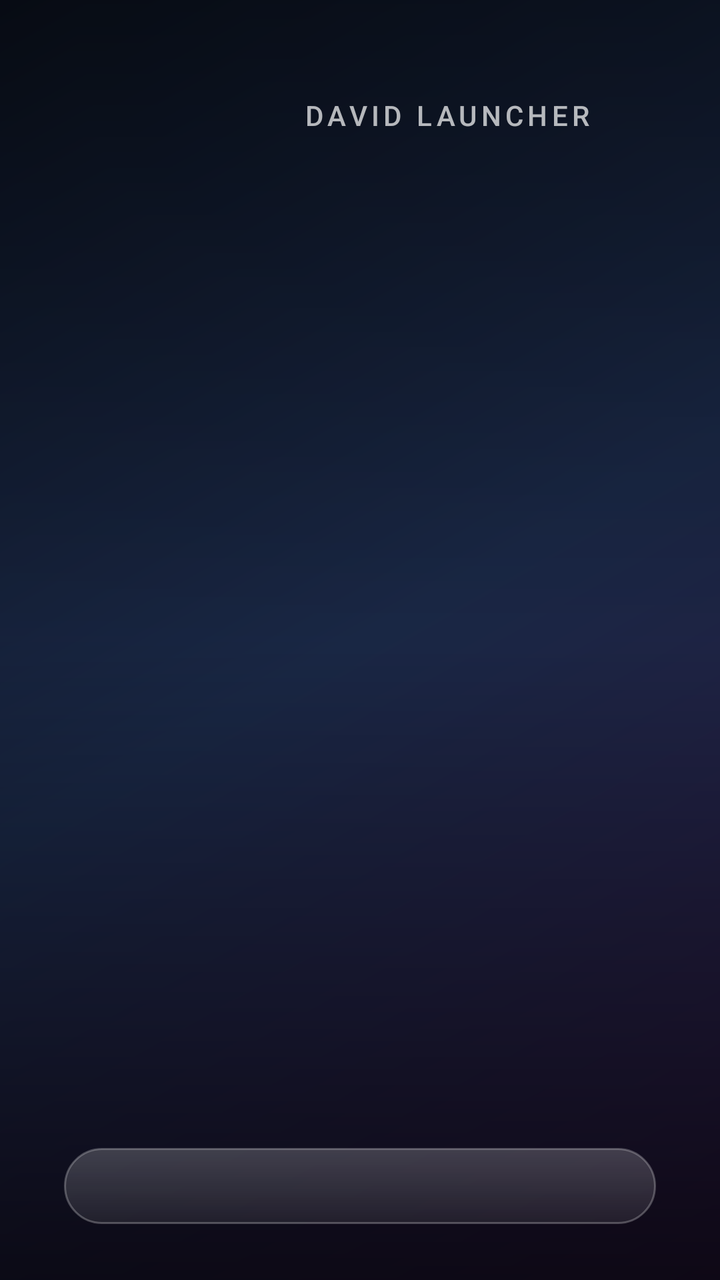
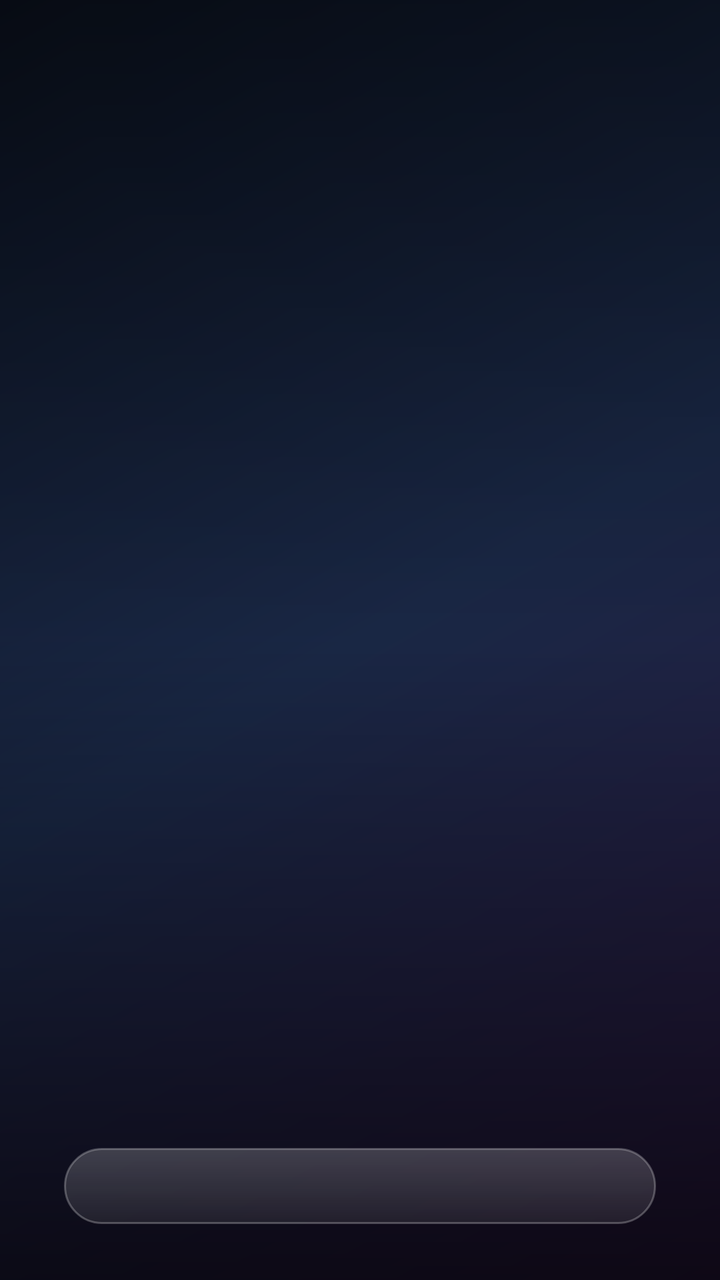

An Android layout rendered at two revisions. The XML below is the earlier revision; the diff shows what the commit changed to produce the second picture.
<!-- AndroidManifest.xml: application theme Theme.DavidLauncher -->
<!-- res/layout/activity_main.xml -->
<?xml version="1.0" encoding="utf-8"?>
<FrameLayout xmlns:android="http://schemas.android.com/apk/res/android"
    android:layout_width="match_parent"
    android:layout_height="match_parent"
    android:background="@drawable/bg_fallback">

    
    <ImageView
        android:id="@+id/wallFront"
        android:layout_width="match_parent"
        android:layout_height="match_parent"
        android:importantForAccessibility="no"
        android:scaleType="centerCrop" />

    <ImageView
        android:id="@+id/wallBack"
        android:layout_width="match_parent"
        android:layout_height="match_parent"
        android:alpha="0"
        android:importantForAccessibility="no"
        android:scaleType="centerCrop" />

    
    <TextureView
        android:id="@+id/wallVideo"
        android:layout_width="match_parent"
        android:layout_height="match_parent"
        android:alpha="0"
        android:importantForAccessibility="no" />

    
    <View
        android:layout_width="match_parent"
        android:layout_height="match_parent"
        android:background="@drawable/scrim" />

    <LinearLayout
        android:layout_width="wrap_content"
        android:layout_height="wrap_content"
        android:layout_marginStart="64dp"
        android:layout_marginTop="40dp"
        android:orientation="vertical">

        <TextView
            android:id="@+id/clock"
            android:layout_width="wrap_content"
            android:layout_height="wrap_content"
            android:fontFamily="sans-serif-light"
            android:shadowColor="#99000000"
            android:shadowDy="2"
            android:shadowRadius="10"
            android:textColor="#FFFFFF"
            android:textSize="56sp" />

        <TextView
            android:id="@+id/date"
            android:layout_width="wrap_content"
            android:layout_height="wrap_content"
            android:fontFamily="sans-serif"
            android:shadowColor="#99000000"
            android:shadowDy="1"
            android:shadowRadius="8"
            android:textColor="#D9FFFFFF"
            android:textSize="18sp" />
    </LinearLayout>

    <TextView
        android:layout_width="wrap_content"
        android:layout_height="wrap_content"
        android:layout_gravity="top|end"
        android:layout_marginTop="48dp"
        android:layout_marginEnd="64dp"
        android:fontFamily="sans-serif-medium"
        android:letterSpacing="0.15"
        android:text="@string/brand"
        android:textColor="#B3FFFFFF"
        android:textSize="14sp" />

    <HorizontalScrollView
        android:layout_width="match_parent"
        android:layout_height="wrap_content"
        android:layout_gravity="bottom"
        android:layout_marginStart="32dp"
        android:layout_marginEnd="32dp"
        android:layout_marginBottom="28dp"
        android:background="@drawable/bg_glass"
        android:clipToPadding="false"
        android:fadingEdgeLength="48dp"
        android:requiresFadingEdge="horizontal"
        android:overScrollMode="never"
        android:scrollbars="none">

        <LinearLayout
            android:id="@+id/dock"
            android:layout_width="wrap_content"
            android:layout_height="wrap_content"
            android:clipChildren="false"
            android:clipToPadding="false"
            android:orientation="horizontal"
            android:paddingStart="32dp"
            android:paddingTop="22dp"
            android:paddingEnd="32dp"
            android:paddingBottom="16dp" />
    </HorizontalScrollView>

    
    <LinearLayout
        android:id="@+id/greeting"
        android:layout_width="match_parent"
        android:layout_height="match_parent"
        android:alpha="0"
        android:background="#99000000"
        android:gravity="center"
        android:orientation="vertical"
        android:visibility="gone">

        <TextView
            android:id="@+id/greetingSmall"
            android:layout_width="wrap_content"
            android:layout_height="wrap_content"
            android:fontFamily="sans-serif-medium"
            android:letterSpacing="0.2"
            android:textAllCaps="true"
            android:textColor="#CCFFFFFF"
            android:textSize="20sp" />

        <TextView
            android:layout_width="wrap_content"
            android:layout_height="wrap_content"
            android:layout_marginTop="12dp"
            android:fontFamily="sans-serif-light"
            android:gravity="center"
            android:shadowColor="#99000000"
            android:shadowDy="3"
            android:shadowRadius="16"
            android:text="@string/welcome"
            android:textColor="#FFFFFF"
            android:textSize="60sp" />
    </LinearLayout>
</FrameLayout>
<!-- resources referenced by this layout -->
<resources>
  <!-- drawable bg_fallback (drawable) -->
  <?xml version="1.0" encoding="utf-8"?>
  <shape xmlns:android="http://schemas.android.com/apk/res/android">
      <gradient android:angle="315" android:startColor="#0B1220" android:centerColor="#1B2A4A" android:endColor="#2E1A47" />
  </shape>
  <!-- drawable bg_glass (drawable) -->
  <?xml version="1.0" encoding="utf-8"?>
  <shape xmlns:android="http://schemas.android.com/apk/res/android" android:shape="rectangle">
      <gradient android:angle="270" android:startColor="#33FFFFFF" android:endColor="#14FFFFFF" />
      <corners android:radius="28dp" />
      <stroke android:width="1dp" android:color="#40FFFFFF" />
  </shape>
  <!-- drawable scrim (drawable) -->
  <?xml version="1.0" encoding="utf-8"?>
  <shape xmlns:android="http://schemas.android.com/apk/res/android">
      <gradient android:angle="90" android:startColor="#B3000000" android:centerColor="#14000000" android:endColor="#66000000" />
  </shape>
  <string name="brand">DAVID LAUNCHER</string>
  <string name="welcome">Bienvenido, mi rey David</string>
  <style name="Theme.DavidLauncher" parent="@android:style/Theme.Material.NoActionBar.Fullscreen">
          <item name="android:windowBackground">@drawable/bg_fallback</item>
          <item name="android:windowShowWallpaper">false</item>
          <item name="android:windowAnimationStyle">@null</item>
          <item name="android:colorAccent">#FFFFFF</item>
      </style>
</resources>

<!-- the commit's change to res/layout/activity_main.xml (unified diff, before → after) -->
@@ -30,53 +30,17 @@
 
     
     <View
+        android:id="@+id/scrim"
         android:layout_width="match_parent"
         android:layout_height="match_parent"
         android:background="@drawable/scrim" />
 
-    <LinearLayout
-        android:layout_width="wrap_content"
-        android:layout_height="wrap_content"
-        android:layout_marginStart="64dp"
-        android:layout_marginTop="40dp"
-        android:orientation="vertical">
-
-        <TextView
-            android:id="@+id/clock"
-            android:layout_width="wrap_content"
-            android:layout_height="wrap_content"
-            android:fontFamily="sans-serif-light"
-            android:shadowColor="#99000000"
-            android:shadowDy="2"
-            android:shadowRadius="10"
-            android:textColor="#FFFFFF"
-            android:textSize="56sp" />
-
-        <TextView
-            android:id="@+id/date"
-            android:layout_width="wrap_content"
-            android:layout_height="wrap_content"
-            android:fontFamily="sans-serif"
-            android:shadowColor="#99000000"
-            android:shadowDy="1"
-            android:shadowRadius="8"
-            android:textColor="#D9FFFFFF"
-            android:textSize="18sp" />
-    </LinearLayout>
-
-    <TextView
-        android:layout_width="wrap_content"
-        android:layout_height="wrap_content"
-        android:layout_gravity="top|end"
-        android:layout_marginTop="48dp"
-        android:layout_marginEnd="64dp"
-        android:fontFamily="sans-serif-medium"
-        android:letterSpacing="0.15"
-        android:text="@string/brand"
-        android:textColor="#B3FFFFFF"
-        android:textSize="14sp" />
-
+    
+    <include layout="@layout/widgets_header" />
+
+    
     <HorizontalScrollView
+        android:id="@+id/dockScroll"
         android:layout_width="match_parent"
         android:layout_height="wrap_content"
         android:layout_gravity="bottom"
@@ -86,8 +50,8 @@
         android:background="@drawable/bg_glass"
         android:clipToPadding="false"
         android:fadingEdgeLength="48dp"
+        android:overScrollMode="never"
         android:requiresFadingEdge="horizontal"
-        android:overScrollMode="never"
         android:scrollbars="none">
 
         <LinearLayout
@@ -104,6 +68,36 @@
     </HorizontalScrollView>
 
     
+    <TextView
+        android:id="@+id/moveHint"
+        android:layout_width="wrap_content"
+        android:layout_height="wrap_content"
+        android:layout_gravity="bottom|center_horizontal"
+        android:layout_marginBottom="236dp"
+        android:paddingStart="26dp"
+        android:paddingTop="12dp"
+        android:paddingEnd="26dp"
+        android:paddingBottom="12dp"
+        android:textColor="#FFFFFF"
+        android:textSize="18sp"
+        android:visibility="gone" />
+
+    
+    <TextView
+        android:id="@+id/cleanHint"
+        android:layout_width="wrap_content"
+        android:layout_height="wrap_content"
+        android:layout_gravity="bottom|center_horizontal"
+        android:layout_marginBottom="34dp"
+        android:alpha="0"
+        android:shadowColor="#99000000"
+        android:shadowDy="1"
+        android:shadowRadius="8"
+        android:text="@string/clean_hint"
+        android:textColor="#CCFFFFFF"
+        android:textSize="16sp" />
+
+    
     <LinearLayout
         android:id="@+id/greeting"
         android:layout_width="match_parent"
@@ -115,19 +109,9 @@
         android:visibility="gone">
 
         <TextView
-            android:id="@+id/greetingSmall"
-            android:layout_width="wrap_content"
-            android:layout_height="wrap_content"
-            android:fontFamily="sans-serif-medium"
-            android:letterSpacing="0.2"
-            android:textAllCaps="true"
-            android:textColor="#CCFFFFFF"
-            android:textSize="20sp" />
-
-        <TextView
-            android:layout_width="wrap_content"
-            android:layout_height="wrap_content"
-            android:layout_marginTop="12dp"
+            android:id="@+id/welcomeText"
+            android:layout_width="wrap_content"
+            android:layout_height="wrap_content"
             android:fontFamily="sans-serif-light"
             android:gravity="center"
             android:shadowColor="#99000000"
@@ -136,5 +120,128 @@
             android:text="@string/welcome"
             android:textColor="#FFFFFF"
             android:textSize="60sp" />
+
+        <View
+            android:id="@+id/welcomeLine"
+            android:layout_width="120dp"
+            android:layout_height="3dp"
+            android:layout_marginTop="18dp"
+            android:background="#FFFFFF" />
     </LinearLayout>
 </FrameLayout>
+<!-- res/layout/widgets_header.xml (included above) -->
+<?xml version="1.0" encoding="utf-8"?>
+<FrameLayout xmlns:android="http://schemas.android.com/apk/res/android"
+    android:id="@+id/header"
+    android:layout_width="match_parent"
+    android:layout_height="wrap_content"
+    android:clipChildren="false"
+    android:paddingStart="64dp"
+    android:paddingTop="32dp"
+    android:paddingEnd="64dp">
+
+    <LinearLayout
+        android:layout_width="wrap_content"
+        android:layout_height="wrap_content"
+        android:layout_gravity="top|start"
+        android:orientation="vertical">
+
+        <TextView
+            android:id="@+id/clock"
+            android:layout_width="wrap_content"
+            android:layout_height="wrap_content"
+            android:includeFontPadding="false"
+            android:shadowColor="#99000000"
+            android:shadowDy="2"
+            android:shadowRadius="10"
+            android:textColor="#FFFFFF"
+            android:textSize="56sp" />
+
+        <TextView
+            android:id="@+id/date"
+            android:layout_width="wrap_content"
+            android:layout_height="wrap_content"
+            android:layout_marginTop="4dp"
+            android:shadowColor="#99000000"
+            android:shadowDy="1"
+            android:shadowRadius="8"
+            android:textColor="#E6FFFFFF"
+            android:textSize="19sp" />
+    </LinearLayout>
+
+    <LinearLayout
+        android:layout_width="wrap_content"
+        android:layout_height="wrap_content"
+        android:layout_gravity="top|end"
+        android:gravity="end"
+        android:orientation="vertical">
+
+        <TextView
+            android:id="@+id/greetingLine"
+            android:layout_width="wrap_content"
+            android:layout_height="wrap_content"
+            android:shadowColor="#99000000"
+            android:shadowDy="2"
+            android:shadowRadius="10"
+            android:textColor="#FFFFFF"
+            android:textSize="26sp" />
+
+        <LinearLayout
+            android:id="@+id/weatherCard"
+            android:layout_width="wrap_content"
+            android:layout_height="wrap_content"
+            android:layout_marginTop="14dp"
+            android:gravity="center_vertical"
+            android:orientation="horizontal"
+            android:paddingStart="18dp"
+            android:paddingTop="12dp"
+            android:paddingEnd="22dp"
+            android:paddingBottom="12dp"
+            android:visibility="gone">
+
+            <dev.davidcevallos.launchertv.WeatherIconView
+                android:id="@+id/weatherIcon"
+                android:layout_width="64dp"
+                android:layout_height="64dp" />
+
+            <TextView
+                android:id="@+id/weatherTemp"
+                android:layout_width="wrap_content"
+                android:layout_height="wrap_content"
+                android:layout_marginStart="8dp"
+                android:fontFamily="sans-serif-light"
+                android:includeFontPadding="false"
+                android:textColor="#FFFFFF"
+                android:textSize="46sp" />
+
+            <LinearLayout
+                android:layout_width="wrap_content"
+                android:layout_height="wrap_content"
+                android:layout_marginStart="16dp"
+                android:orientation="vertical">
+
+                <TextView
+                    android:id="@+id/weatherCond"
+                    android:layout_width="wrap_content"
+                    android:layout_height="wrap_content"
+                    android:fontFamily="sans-serif-medium"
+                    android:textColor="#FFFFFF"
+                    android:textSize="18sp" />
+
+                <TextView
+                    android:id="@+id/weatherRange"
+                    android:layout_width="wrap_content"
+                    android:layout_height="wrap_content"
+                    android:textColor="#E6FFFFFF"
+                    android:textSize="15sp" />
+
+                <TextView
+                    android:id="@+id/weatherExtra"
+                    android:layout_width="wrap_content"
+                    android:layout_height="wrap_content"
+                    android:textColor="#B3FFFFFF"
+                    android:textSize="14sp" />
+            </LinearLayout>
+        </LinearLayout>
+    </LinearLayout>
+</FrameLayout>
<!-- resource entries referenced after the edit -->
@@ -17,7 +17,7 @@
   <shape xmlns:android="http://schemas.android.com/apk/res/android">
       <gradient android:angle="90" android:startColor="#B3000000" android:centerColor="#14000000" android:endColor="#66000000" />
   </shape>
-  <string name="brand">DAVID LAUNCHER</string>
+  <string name="clean_hint">Pulsa cualquier botón para abrir el menú</string>
   <string name="welcome">Bienvenido, mi rey David</string>
   <style name="Theme.DavidLauncher" parent="@android:style/Theme.Material.NoActionBar.Fullscreen">
           <item name="android:windowBackground">@drawable/bg_fallback</item>
